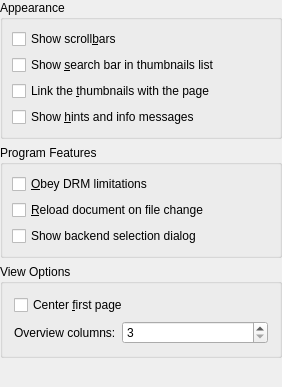
Old version of the form conf/dlggeneralbase.ui in the repository KDE/okular.
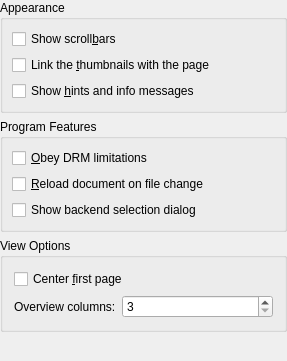
New version of the form. Icons and pictures are not drawn.

Commit message: Remove the "Show Search Bar" option, mostly unuseful.

The edit to the form file:
```diff
--- a/conf/dlggeneralbase.ui
+++ b/conf/dlggeneralbase.ui
@@ -5,8 +5,8 @@
    <rect>
     <x>0</x>
     <y>0</y>
-    <width>282</width>
-    <height>387</height>
+    <width>287</width>
+    <height>361</height>
    </rect>
   </property>
   <layout class="QVBoxLayout" >
@@ -67,16 +67,6 @@
           </property>
          </widget>
         </item>
-        <item>
-         <widget class="QCheckBox" name="kcfg_ShowSearchBar" >
-          <property name="enabled" >
-           <bool>true</bool>
-          </property>
-          <property name="text" >
-           <string>Show &amp;search bar in thumbnails list</string>
-          </property>
-         </widget>
-        </item>
         <item>
          <widget class="QCheckBox" name="kcfg_SyncThumbnailsViewport" >
           <property name="enabled" >
```
The commit also changes 2 other files.
